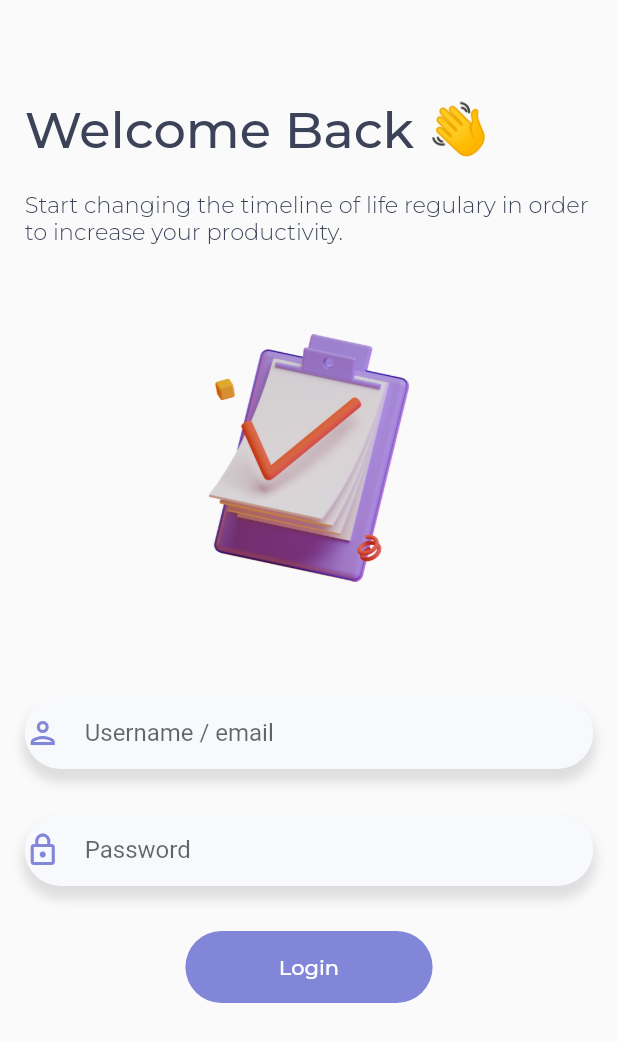
After one commit to MerseniBilel/csiTasky, a Flutter app: the screen it shows after launch, after a tap on "Get Started", on a phone screen of 412 x 824 dp. The commit adds this screen. Shown: the top 1042 px of the screen. Run offline on Flutter 3.47's test engine with Material 2 defaults, Android fonts, the phone set to English and light mode, and no system bars; our stand-ins replace flutter_spinkit, google_fonts, shared_preferences.

Commit message:
allmost done

```diff
--- a/lib/globals.dart
+++ b/lib/globals.dart
@@ -14,3 +14,6 @@ const welcome3d = 'assets/icons/Saly-38.png';
 const welcome3d2 = 'assets/icons/Saly-42.png';
 const noTasks = 'assets/icons/Saly-11.png';
 const addTaskIcon = 'assets/icons/add.svg';
+const loginImage = 'assets/icons/Saly-1.png';
+
+const endpoint = 'https://ed0a86dd9f7e.ngrok.io/';
--- a/lib/main.dart
+++ b/lib/main.dart
@@ -1,5 +1,6 @@
 import 'package:csitasky/pages/DetailsPage.dart';
 import 'package:csitasky/pages/HomePage.dart';
+import 'package:csitasky/pages/LoginPage.dart';
 import 'package:csitasky/pages/WelcomePage.dart';
 import 'package:flutter/material.dart';
 import 'package:flutter/services.dart';
@@ -26,7 +27,8 @@ class MyApp extends StatelessWidget {
       routes: {
         '': (_) => WelcomePage(),
         '/home': (_) => HomePage(),
-        '/details': (_) => DetailsPage()
+        '/details': (_) => DetailsPage(),
+        '/login': (_) => LoginPage()
       },
       home: WelcomePage(),
     );
--- /dev/null
+++ b/lib/pages/LoginPage.dart
@@ -0,0 +1,226 @@
+import 'dart:convert';
+
+import 'package:csitasky/globals.dart';
+import 'package:csitasky/widgets/Loading.dart';
+import 'package:flutter/material.dart';
+import 'package:google_fonts/google_fonts.dart';
+import 'package:shared_preferences/shared_preferences.dart';
+import 'package:http/http.dart' as http;
+
+class LoginPage extends StatefulWidget {
+  const LoginPage({Key? key}) : super(key: key);
+
+  @override
+  _LoginPageState createState() => _LoginPageState();
+}
+
+class _LoginPageState extends State<LoginPage> {
+  TextEditingController _emailController = TextEditingController();
+  TextEditingController _passwordController = TextEditingController();
+
+  bool _isLoading = false;
+  bool _thereIsanError = false;
+  // login fuction :
+  singIn(String email, String passwod) async {
+    print(email);
+    print(passwod);
+    var url = Uri.parse(endpoint + 'api/v2/mobile');
+    SharedPreferences sharedPreferences = await SharedPreferences.getInstance();
+
+    final data = jsonEncode({"email": email, "password": passwod});
+
+    Map<String, String> headers = {
+      'Content-Type': 'application/json',
+    };
+    var jsonResponse;
+    var res = await http.post(url, body: data, headers: headers);
+    if (res.statusCode == 200) {
+      jsonResponse = json.decode(res.body);
+      setState(() {
+        _thereIsanError = false;
+      });
+      Navigator.pushNamed(context, '/home',
+          arguments: {'mydata': jsonResponse});
+    } else {
+      print("a problem is apper ${res.statusCode}");
+      setState(() {
+        _thereIsanError = true;
+      });
+    }
+
+    if (jsonResponse != null) {
+      sharedPreferences.setString('token', jsonResponse['token']);
+    }
+
+    setState(() {
+      _isLoading = false;
+    });
+  }
+
+  @override
+  Widget build(BuildContext context) {
+    double width = MediaQuery.of(context).size.width;
+    double height = MediaQuery.of(context).size.height;
+    return _isLoading
+        ? Loading()
+        : Scaffold(
+            body: SafeArea(
+              child: Container(
+                padding: EdgeInsets.symmetric(
+                  vertical: height * 0.08,
+                  horizontal: height * 0.02,
+                ),
+                child: SingleChildScrollView(
+                  child: Column(
+                    crossAxisAlignment: CrossAxisAlignment.start,
+                    children: [
+                      Container(
+                        margin: EdgeInsets.only(bottom: 20.0),
+                        child: Text(
+                          'Welcome Back 👋',
+                          style: GoogleFonts.montserrat(
+                            textStyle: Theme.of(context).textTheme.headline4,
+                            color: kTestColor,
+                            fontWeight: FontWeight.w500,
+                          ),
+                        ),
+                      ),
+                      Container(
+                        child: Text(
+                          'Start changing the timeline of life regulary in order to increase your productivity.',
+                          style: GoogleFonts.montserrat(
+                            color: kTestColor,
+                            fontWeight: FontWeight.w300,
+                            fontSize: 15.0,
+                          ),
+                        ),
+                      ),
+                      Container(
+                        margin: EdgeInsets.only(top: 60.0),
+                        height: height * 0.2,
+                        child: Center(
+                          child: Image(
+                            fit: BoxFit.fitHeight,
+                            image: AssetImage(
+                              loginImage,
+                            ),
+                          ),
+                        ),
+                      ),
+                      Container(
+                        margin: EdgeInsets.only(top: 60.0),
+                        child: Column(
+                          children: [
+                            Container(
+                              child: Text(
+                                _thereIsanError ? 'Check your credentials' : '',
+                                style:
+                                    GoogleFonts.montserrat(color: Colors.red),
+                              ),
+                            ),
+                            Container(
+                              decoration: BoxDecoration(
+                                boxShadow: [
+                                  BoxShadow(
+                                    color: Colors.grey.withOpacity(0.3),
+                                    spreadRadius: 2,
+                                    blurRadius: 5,
+                                    offset: Offset(
+                                        0, 7), // changes position of shadow
+                                  ),
+                                ],
+                                color: kOtherWite,
+                                borderRadius: BorderRadius.circular(50.0),
+                              ),
+                              child: TextField(
+                                controller: _emailController,
+                                decoration: InputDecoration(
+                                  focusColor: kMustardColor,
+                                  helperStyle: GoogleFonts.montserrat(
+                                    color: kTestColor2,
+                                    fontWeight: FontWeight.w400,
+                                  ),
+                                  hintText: 'Username / email',
+                                  icon: Icon(
+                                    Icons.person_outlined,
+                                    color: kPurpleColor,
+                                  ),
+                                  border: InputBorder.none,
+                                ),
+                              ),
+                            ),
+                            SizedBox(
+                              height: 30.0,
+                            ),
+                            Container(
+                              decoration: BoxDecoration(
+                                boxShadow: [
+                                  BoxShadow(
+                                    color: Colors.grey.withOpacity(0.3),
+                                    spreadRadius: 2,
+                                    blurRadius: 5,
+                                    offset: Offset(
+                                        0, 7), // changes position of shadow
+                                  ),
+                                ],
+                                color: kOtherWite,
+                                borderRadius: BorderRadius.circular(50.0),
+                              ),
+                              child: TextField(
+                                controller: _passwordController,
+                                decoration: InputDecoration(
+                                  focusColor: kMustardColor,
+                                  helperStyle: GoogleFonts.montserrat(
+                                    color: kTestColor2,
+                                    fontWeight: FontWeight.w400,
+                                  ),
+                                  hintText: 'Password',
+                                  icon: Icon(
+                                    Icons.lock_outlined,
+                                    color: kPurpleColor,
+                                  ),
+                                  border: InputBorder.none,
+                                ),
+                              ),
+                            ),
+                            SizedBox(
+                              height: 30.0,
+                            ),
+                            Container(
+                              width: width * 0.4,
+                              decoration: BoxDecoration(
+                                  color: kPurpleColor,
+                                  borderRadius: BorderRadius.circular(50.0)),
+                              child: TextButton(
+                                // ignore: unrelated_type_equality_checks
+                                onPressed: _emailController.text == "" ||
+                                        // ignore: unrelated_type_equality_checks
+                                        _passwordController.text == ""
+                                    ? null
+                                    : () {
+                                        setState(() {
+                                          _isLoading = true;
+                                        });
+                                        singIn(_emailController.text,
+                                            _passwordController.text);
+                                      },
+                                child: Text(
+                                  'Login',
+                                  style: GoogleFonts.montserrat(
+                                    fontWeight: FontWeight.w500,
+                                    color: Colors.white,
+                                  ),
+                                ),
+                              ),
+                            ),
+                          ],
+                        ),
+                      )
+                    ],
+                  ),
+                ),
+              ),
+            ),
+          );
+  }
+}
--- a/lib/widgets/WelcomePage/MainContent.dart
+++ b/lib/widgets/WelcomePage/MainContent.dart
@@ -40,7 +40,7 @@ class MainContent extends StatelessWidget {
           Stack(children: [
             Container(
               width: width,
-              height: height * 0.5,
+              height: height * 0.45,
               child: Image.asset(welcome3d, fit: BoxFit.fitHeight),
             ),
             Container(
@@ -57,7 +57,7 @@ class MainContent extends StatelessWidget {
                   color: kPurpleColor,
                   borderRadius: BorderRadius.circular(50.0)),
               child: TextButton(
-                onPressed: () => Navigator.pushNamed(context, '/home'),
+                onPressed: () => Navigator.pushNamed(context, '/login'),
                 child: Text(
                   'Get Started',
                   style: GoogleFonts.montserrat(
--- a/pubspec.yaml
+++ b/pubspec.yaml
@@ -30,6 +30,9 @@ dependencies:
   cupertino_icons: ^1.0.2
   google_fonts: ^2.1.0
   flutter_svg: ^0.22.0
+  shared_preferences: ^2.0.6
+  http: ^0.13.3
+  flutter_spinkit: ^5.0.0
 
 dev_dependencies:
   flutter_test:
@@ -53,6 +56,7 @@ flutter:
     - assets/icons/Saly-42.png
     - assets/icons/Saly-11.png
     - assets/icons/add.svg
+    - assets/icons/Saly-1.png
 
   # An image asset can refer to one or more resolution-specific "variants", see
   # https://flutter.dev/assets-and-images/#resolution-aware.
```
Also changed, not shown: lib/models/Profile.dart (added, +69 -0 lines), lib/models/homeData.dart (added, +72 -0 lines), lib/pages/HomePage.dart (+19 -3 lines), lib/widgets/Loading.dart (added, +19 -0 lines), assets/icons/Saly-1.png (added), pubspec.lock.
